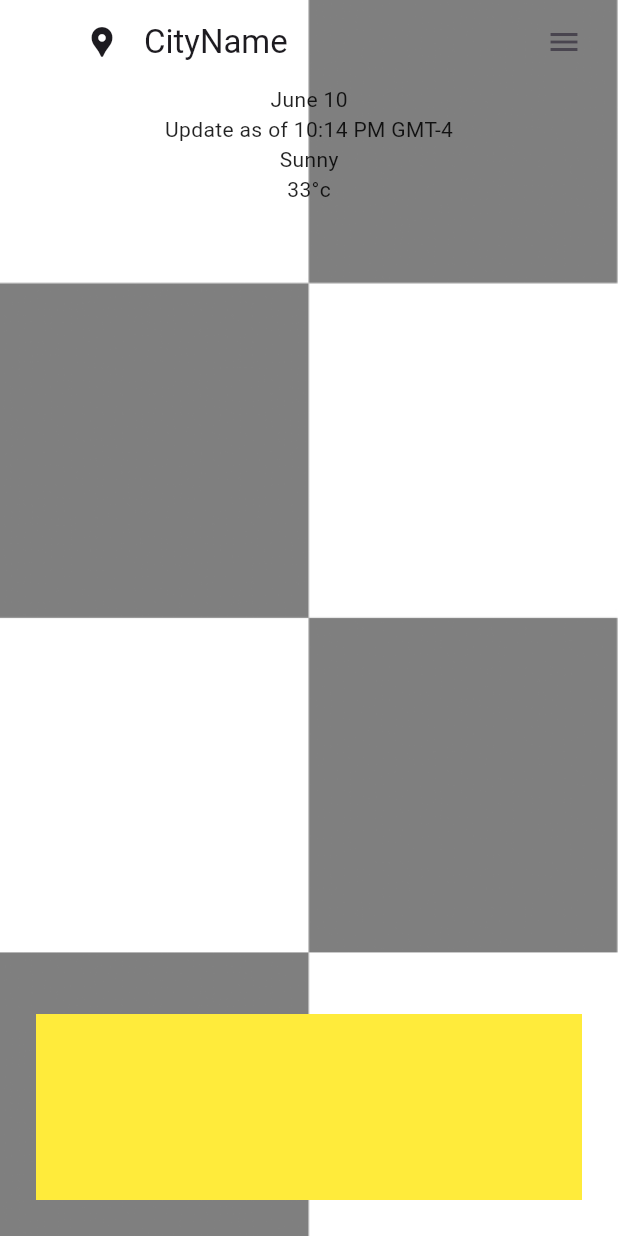
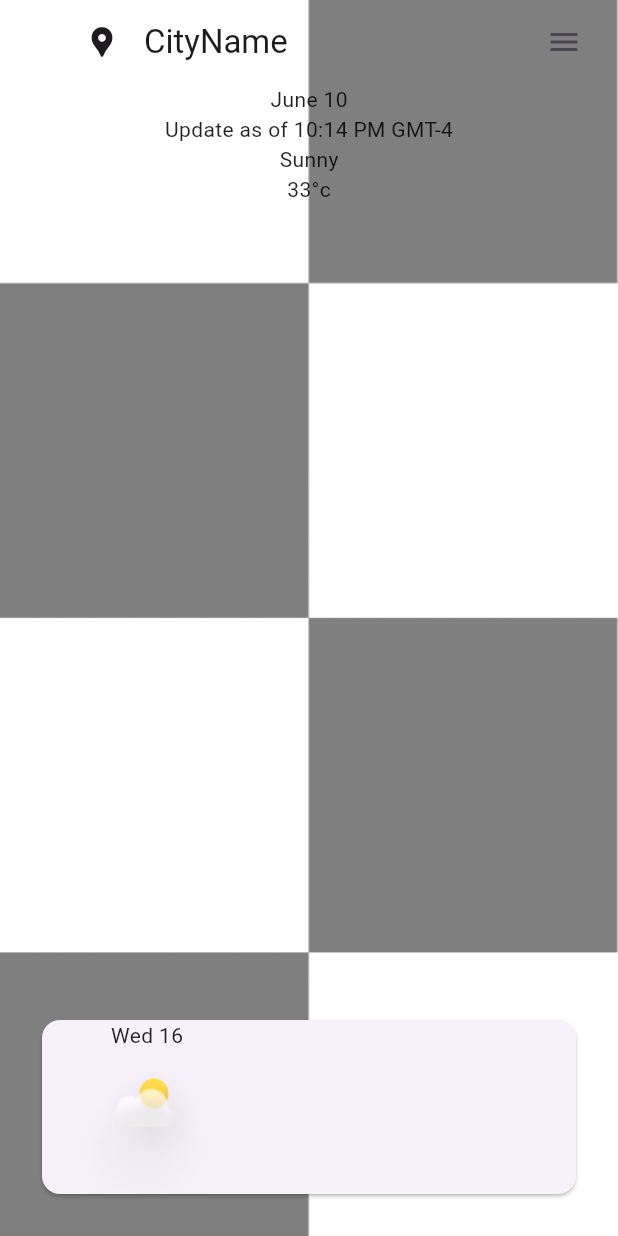
Before and after one commit to CristianoLourenco/ui_challege, a Flutter app: the screen it shows after launch, on a phone screen of 412 x 824 dp. Run offline on Flutter 3.47's test engine with Material 2 defaults, Android fonts, the light colour scheme and no system bars; our stand-ins replace google_fonts.

Commit message:
adding imgIcons and appConfig class

```diff
--- /dev/null
+++ b/lib/app_config.dart
@@ -0,0 +1,7 @@
+class AppConfig {
+  final backgroundImage = 'assets/images/home_bg.jpg';
+  final cloudSunnyIcon = 'assets/icons/cloud_sunny_icon.png';
+  final darkCloudsRainIcon = 'assets/icons/dark_clouds_rain_icon';
+  final lightSunnyCloudIcon = 'assets/icons/light_sunny_cloud_icon.png';
+  final sunnyCloudIcon = 'assets/icons/sunny_cloud_icon.png';
+}
--- a/lib/main.dart
+++ b/lib/main.dart
@@ -14,9 +14,10 @@
       title: 'Flutter Demo',
       theme: ThemeData(
           useMaterial3: true,
-          // colorScheme: ColorScheme.fromSeed(seedColor: ),
           textTheme: GoogleFonts.robotoTextTheme(),
-          iconTheme: Theme.of(context).iconTheme.copyWith(color: Colors.white)),
+          iconTheme: Theme.of(context).iconTheme.copyWith(
+
+            color: Colors.white)),
       home: const HomePage(),
     );
   }
--- a/lib/pages/home_page.dart
+++ b/lib/pages/home_page.dart
@@ -1,4 +1,5 @@
 import 'package:flutter/material.dart';
+import 'package:ui_challenge_flutter/app_config.dart';
 import 'package:ui_challenge_flutter/widgets/background_image_widget.dart';
 
 class HomePage extends StatelessWidget {
@@ -35,7 +36,20 @@
               ),
             ),
             Flexible(
-              child: Container(color: Colors.yellow),
+              child: Card(
+                child: Row(
+                  children: [
+                    Column(
+                      children: [
+                        const Text('Wed 16'),
+                        Image.asset(AppConfig().cloudSunnyIcon),
+                        const Text('22°c'),
+                        const Text('1-5\nkm/h'),
+                      ],
+                    ),
+                  ],
+                ),
+              ),
             ),
           ],
         ),
--- a/lib/widgets/background_image_widget.dart
+++ b/lib/widgets/background_image_widget.dart
@@ -1,4 +1,5 @@
 import 'package:flutter/material.dart';
+import 'package:ui_challenge_flutter/app_config.dart';
 
 class BackgroundImageWidget extends StatelessWidget {
   final EdgeInsets padding;
@@ -18,7 +19,7 @@
           width: double.maxFinite,
           height: double.maxFinite,
           child: Image.asset(
-            'assets/images/home_bg.jpg',
+            AppConfig().backgroundImage,
             fit: BoxFit.cover,
             opacity: const AlwaysStoppedAnimation(.5),
           ),
--- a/pubspec.yaml
+++ b/pubspec.yaml
@@ -61,6 +61,7 @@
   # To add assets to your application, add an assets section, like this:
   assets:
     - assets/images/
+    - assets/icons/
   #   - images/a_dot_ham.jpeg
 
   # An image asset can refer to one or more resolution-specific "variants", see
```
Also changed, not shown: assets/icons/cloud_sunny_icon.png (renamed from assets/icons/Group 52icon.png), assets/icons/dark_clouds_rain_icon.png (renamed from assets/icons/Group 51icon.png), assets/icons/light_sunny_cloud_icon.png (renamed from assets/icons/Group 49icon.png), assets/icons/sunny_clouds_icon.png (renamed from assets/icons/Group 50icon.png).
